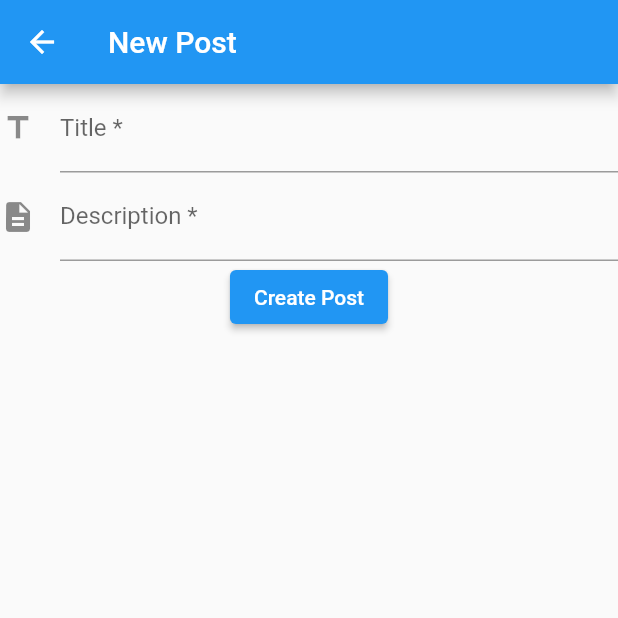
After one commit to atmelaku/MediaCenterFlutter, a Flutter app: the screen it shows after launch, after a tap on "Create Post", on a phone screen of 412 x 824 dp, the top half of it. The commit adds this screen. Run offline on Flutter 3.47's test engine with Material 2 defaults, Android fonts, the phone set to English and light mode, and no system bars; our stand-ins replace cloud_firestore, firebase_core; accounts and stored records are empty.

Commit message:
Create Post is almost done, just requires the ability to associate the post with the user. There is a link to it on homepage and signedin just for testing currently. Pubspec changes are just firebaseAuthentication being put into the yaml.

```diff
--- a/lib/homepage/homepage.dart
+++ b/lib/homepage/homepage.dart
@@ -1,6 +1,7 @@
 import 'package:flutter/material.dart';
 import 'package:mediacenterflutter/auth/login.dart';
 import 'package:mediacenterflutter/auth/signup.dart';
+import 'package:mediacenterflutter/post/createPost.dart';
 
 class HomePage extends StatefulWidget {
   @override
@@ -31,6 +32,13 @@ class _HomePageState extends State<HomePage> {
                     MaterialPageRoute(builder: (context) => SignUpPage()),
                   );
                 }, child: Container(child: Text("Sign Up")) ),
+            GestureDetector(
+                onTap: () {
+                  Navigator.push(
+                    context,
+                    MaterialPageRoute(builder: (context) => CreatePost()),
+                  );
+                }, child: Container(child: Text("Create Post")) ),
           ],
         )
       ),
--- /dev/null
+++ b/lib/post/createPost.dart
@@ -0,0 +1,82 @@
+import 'package:cloud_firestore/cloud_firestore.dart';
+import 'package:flutter/material.dart';
+import 'package:mediacenterflutter/homepage/signedin.dart';
+
+class CreatePost extends StatefulWidget {
+  @override
+  _CreatePostState createState() {
+    return _CreatePostState();
+  }
+}
+
+class _CreatePostState extends State<CreatePost> {
+  final _formKey = GlobalKey<FormState>();
+  final titleController = TextEditingController();
+  final descController = TextEditingController();
+
+  @override
+  void dispose() {
+    titleController.dispose();
+    descController.dispose();
+    super.dispose();
+  }
+
+  @override
+  Widget build(BuildContext context) {
+    return Scaffold(
+      appBar: AppBar(title: Text('New Post')),
+      body: Form(
+        key: _formKey,
+        child: Column(
+          children: <Widget>[
+            TextFormField(
+              controller: titleController,
+              decoration: const InputDecoration(
+                icon: Icon(Icons.title),
+                hintText: "What's your post about?",
+                labelText: 'Title *',
+              ),
+              validator: (value) {
+                if (value == null || value.isEmpty) {
+                  return 'Please enter some text';
+                }
+                return null;
+              },
+            ),
+            TextFormField(
+              controller: descController,
+              decoration: const InputDecoration(
+                icon: Icon(Icons.description),
+                hintText: "What's on your mind?",
+                labelText: 'Description *',
+              ),
+              validator: (value) {
+                if (value == null || value.isEmpty) {
+                  return 'Please enter some text';
+                }
+                return null;
+              },
+              ),
+            ElevatedButton(
+                onPressed: () {
+                  if (_formKey.currentState.validate()) {
+                    FirebaseFirestore.instance.collection('posts').add({
+                      'title': titleController.text,
+                      'desc': descController.text,
+                    });
+                    ScaffoldMessenger.of(context)
+                        .showSnackBar(SnackBar(content: Text('Post Successful!')));
+                    Navigator.push(
+                      context,
+                      MaterialPageRoute(builder: (context) => signedInPage()),
+                    );
+                  }
+                },
+              child: Text("Create Post"),
+            ),
+          ],
+        ),
+      ),
+    );
+  }
+}
--- a/pubspec.yaml
+++ b/pubspec.yaml
@@ -26,9 +26,11 @@ dependencies:
     sdk: flutter
 
 
+
   # The following adds the Cupertino Icons font to your application.
   # Use with the CupertinoIcons class for iOS style icons.
   cupertino_icons: ^1.0.0
+  firebase_auth: ^0.20.1
 
 dev_dependencies:
   flutter_test:
```
Also changed, not shown: lib/homepage/signedin.dart (+10 -0 lines), pubspec.lock.
